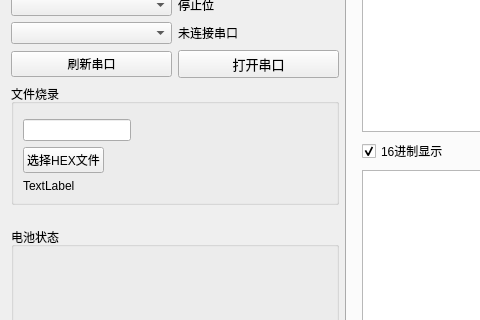
The window that qtproj/widget.ui (Fboxtt/qt_proj) describes before a commit, drawn with Qt 5; both pictures show x 0 to 480 and y 125 to 445 of the 1178 by 559 pixel window.
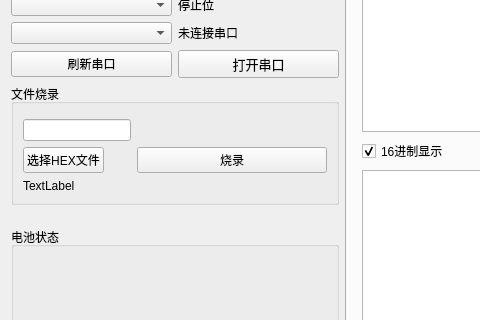
The same window after the commit.

Patch:
```diff
--- a/qtproj/widget.ui
+++ b/qtproj/widget.ui
@@ -521,6 +521,13 @@
         </property>
        </widget>
       </item>
+      <item row="2" column="1">
+       <widget class="QPushButton" name="pushButton_4">
+        <property name="text">
+         <string>烧录</string>
+        </property>
+       </widget>
+      </item>
      </layout>
     </widget>
    </item>
```
